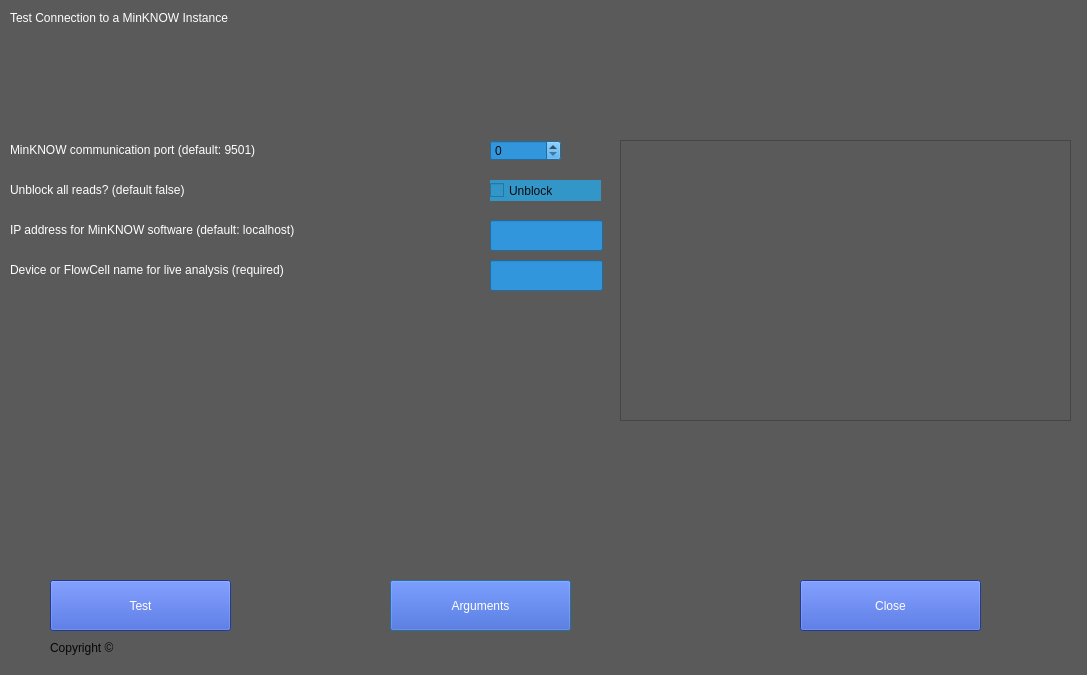
The window that src/main/connection_test_mainwindow.ui (JensUweUlrich/ReadBouncer) describes before a commit, drawn with Qt 5.
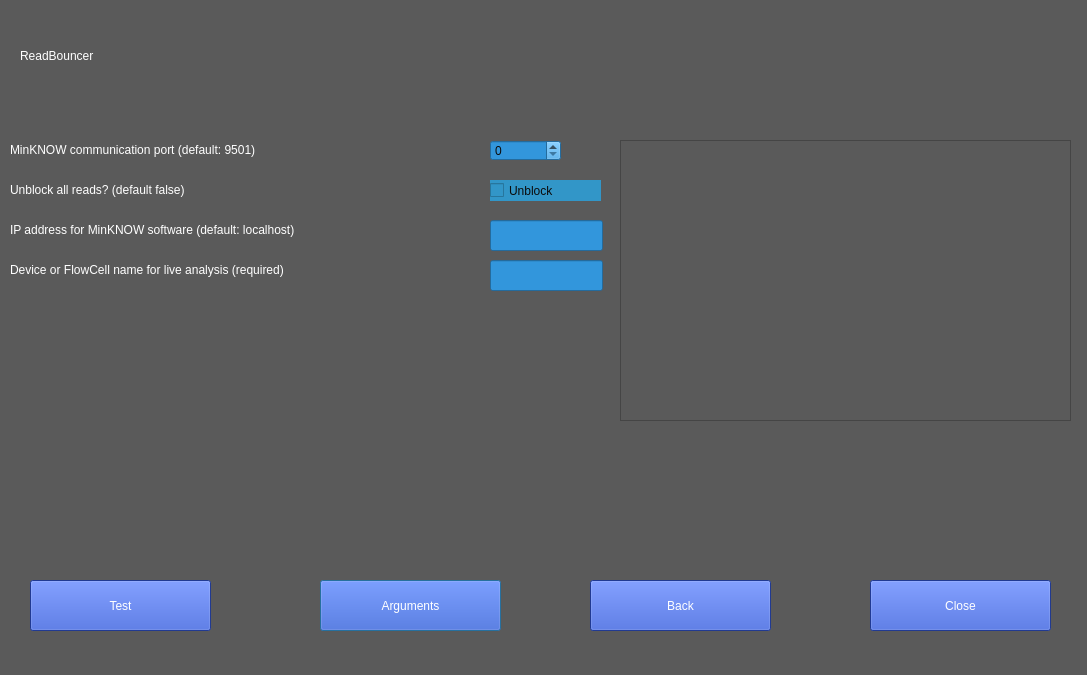
The same window after the commit.

Commit message: live test error free

Diff of the .ui file:
```diff
--- a/src/main/connection_test_mainwindow.ui
+++ b/src/main/connection_test_mainwindow.ui
@@ -22,39 +22,6 @@
   <property name="styleSheet">
    <string notr="true">background-color: rgb(90, 90, 90);</string>
   </property>
-  <widget class="QLabel" name="label_2">
-   <property name="geometry">
-    <rect>
-     <x>50</x>
-     <y>640</y>
-     <width>941</width>
-     <height>16</height>
-    </rect>
-   </property>
-   <property name="styleSheet">
-    <string notr="true">color:rgb(6, 6, 6)</string>
-   </property>
-   <property name="text">
-    <string>Copyright ©</string>
-   </property>
-  </widget>
-  <widget class="QLabel" name="label">
-   <property name="geometry">
-    <rect>
-     <x>10</x>
-     <y>10</y>
-     <width>371</width>
-     <height>16</height>
-    </rect>
-   </property>
-   <property name="styleSheet">
-    <string notr="true">font: 10pt &quot;MS Shell Dlg 2&quot;;
-color:rgb(255, 255, 255)</string>
-   </property>
-   <property name="text">
-    <string>Test Connection to a MinKNOW Instance</string>
-   </property>
-  </widget>
   <widget class="QLineEdit" name="lineEdit_2">
    <property name="geometry">
     <rect>
@@ -131,7 +98,7 @@
   <widget class="QPushButton" name="pushButton_7">
    <property name="geometry">
     <rect>
-     <x>390</x>
+     <x>320</x>
      <y>580</y>
      <width>181</width>
      <height>51</height>
@@ -184,7 +151,7 @@
   <widget class="QPushButton" name="pushButton_4">
    <property name="geometry">
     <rect>
-     <x>50</x>
+     <x>30</x>
      <y>580</y>
      <width>181</width>
      <height>51</height>
@@ -221,7 +188,7 @@
   <widget class="QPushButton" name="pushButton_3">
    <property name="geometry">
     <rect>
-     <x>800</x>
+     <x>870</x>
      <y>580</y>
      <width>181</width>
      <height>51</height>
@@ -273,6 +240,43 @@
     <string>Unblock</string>
    </property>
   </widget>
+  <widget class="QLabel" name="label_3">
+   <property name="geometry">
+    <rect>
+     <x>20</x>
+     <y>30</y>
+     <width>191</width>
+     <height>51</height>
+    </rect>
+   </property>
+   <property name="styleSheet">
+    <string notr="true">color: rgb(255, 255, 255);
+font: 75 10pt &quot;MS Shell Dlg 2&quot;;
+font: 15pt &quot;Segoe UI Symbol&quot;;</string>
+   </property>
+   <property name="text">
+    <string>ReadBouncer</string>
+   </property>
+  </widget>
+  <widget class="QPushButton" name="pushButton_8">
+   <property name="geometry">
+    <rect>
+     <x>590</x>
+     <y>580</y>
+     <width>181</width>
+     <height>51</height>
+    </rect>
+   </property>
+   <property name="styleSheet">
+    <string notr="true">background-color: rgb(46, 81, 204);
+color: rgb(255, 255, 255);
+font: 75 10pt &quot;MS Shell Dlg 2&quot;;
+border-color: rgb(170, 255, 0);</string>
+   </property>
+   <property name="text">
+    <string>Back</string>
+   </property>
+  </widget>
  </widget>
  <resources/>
  <connections/>
```
Left out of the diff: 2 changed lines with no effect on the pictures. The commit also changes 18 other files.
